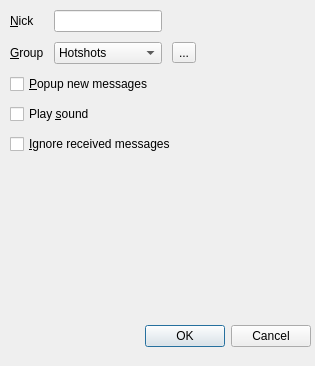
This is src/settings.ui in nikhilm/qommunicate as Qt 5 draws it before an edit. The edited form follows.
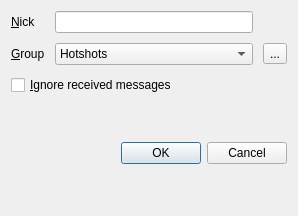
This is the edited form.

Commit message: Changed UI sizes, added main layouts to allow resizing and removed the play sound and open messages check boxes, since they are useless

```diff
--- a/src/settings.ui
+++ b/src/settings.ui
@@ -5,8 +5,8 @@
    <rect>
     <x>0</x>
     <y>0</y>
-    <width>315</width>
-    <height>366</height>
+    <width>298</width>
+    <height>216</height>
    </rect>
   </property>
   <property name="sizePolicy" >
@@ -24,37 +24,8 @@
   <property name="modal" >
    <bool>false</bool>
   </property>
-  <widget class="QDialogButtonBox" name="buttonBox" >
-   <property name="geometry" >
-    <rect>
-     <x>110</x>
-     <y>320</y>
-     <width>201</width>
-     <height>32</height>
-    </rect>
-   </property>
-   <property name="sizePolicy" >
-    <sizepolicy vsizetype="Minimum" hsizetype="Expanding" >
-     <horstretch>0</horstretch>
-     <verstretch>0</verstretch>
-    </sizepolicy>
-   </property>
-   <property name="orientation" >
-    <enum>Qt::Horizontal</enum>
-   </property>
-   <property name="standardButtons" >
-    <set>QDialogButtonBox::Cancel|QDialogButtonBox::Ok</set>
-   </property>
-  </widget>
-  <widget class="QWidget" name="verticalLayoutWidget" >
-   <property name="geometry" >
-    <rect>
-     <x>10</x>
-     <y>10</y>
-     <width>301</width>
-     <height>301</height>
-    </rect>
-   </property>
+  <layout class="QVBoxLayout" name="verticalLayout_2" >
+   <item>
    <layout class="QVBoxLayout" name="verticalLayout" >
     <property name="spacing" >
      <number>10</number>
@@ -122,20 +93,6 @@
       </item>
      </layout>
     </item>
-    <item>
-     <widget class="QCheckBox" name="popupCB" >
-      <property name="text" >
-       <string>&amp;Popup new messages</string>
-      </property>
-     </widget>
-    </item>
-    <item>
-     <widget class="QCheckBox" name="playSoundCB" >
-      <property name="text" >
-       <string>Play &amp;sound</string>
-      </property>
-     </widget>
-    </item>
     <item>
      <widget class="QCheckBox" name="noReceiveCB" >
       <property name="toolTip" >
@@ -147,7 +104,24 @@
      </widget>
     </item>
    </layout>
-  </widget>
+   </item>
+   <item>
+    <widget class="QDialogButtonBox" name="buttonBox" >
+     <property name="sizePolicy" >
+      <sizepolicy vsizetype="Minimum" hsizetype="Expanding" >
+       <horstretch>0</horstretch>
+       <verstretch>0</verstretch>
+      </sizepolicy>
+     </property>
+     <property name="orientation" >
+      <enum>Qt::Horizontal</enum>
+     </property>
+     <property name="standardButtons" >
+      <set>QDialogButtonBox::Cancel|QDialogButtonBox::Ok</set>
+     </property>
+    </widget>
+   </item>
+  </layout>
  </widget>
  <resources/>
  <connections>
```
Lines whose indentation alone changed are shown as unchanged. The commit also changes 4 other files.
